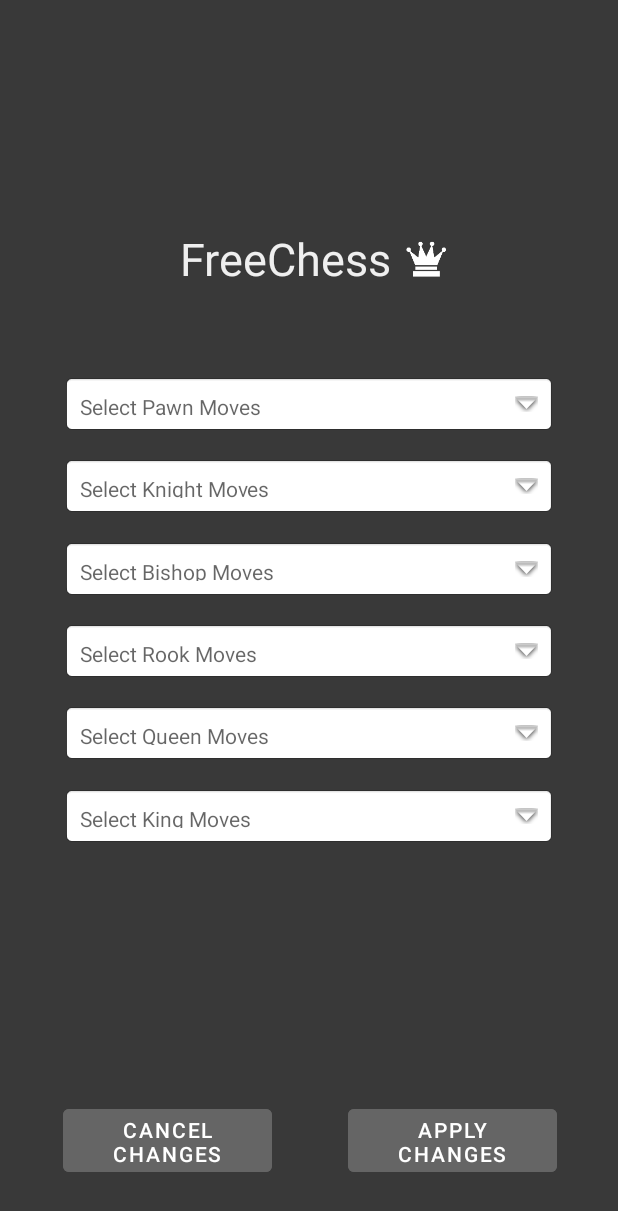
After one commit to scarlettp1619/Free-Chess, an Android app: the SettingsActivity screen opened directly, with no data from a screen before it, on a phone screen of 412 x 824 dp. The commit adds this screen. Shown: the top 1211 px of the screen. Run offline under Robolectric (Android 15) with nearby library versions, the phone set to English and light mode, and no system bars.

Commit message:
editable config file!
finally. this coursework is over.

```diff
--- a/app/src/main/AndroidManifest.xml
+++ b/app/src/main/AndroidManifest.xml
@@ -23,6 +23,9 @@
         android:theme="@style/Theme.Labs"
         tools:targetApi="33">
         <activity
+            android:name=".activity.SettingsActivity"
+            android:exported="false" />
+        <activity
             android:name=".activity.NewsActivity"
             android:exported="false" />
         <activity
--- a/app/src/main/java/com/scarwe/freechess/activity/ChessActivity.java
+++ b/app/src/main/java/com/scarwe/freechess/activity/ChessActivity.java
@@ -20,9 +20,6 @@ import com.scarwe.freechess.game.ChessPlayer;
 import com.scarwe.freechess.R;
 import com.scarwe.freechess.game.PieceType;
 import com.scarwe.freechess.game.Square;
-
-import java.io.BufferedReader;
-import java.io.InputStreamReader;
 import java.util.Collections;
 
 public class ChessActivity extends Activity implements ChessDelegate {
--- /dev/null
+++ b/app/src/main/java/com/scarwe/freechess/activity/SettingsActivity.java
@@ -0,0 +1,184 @@
+package com.scarwe.freechess.activity;
+
+import androidx.appcompat.app.AlertDialog;
+import androidx.appcompat.app.AppCompatActivity;
+
+import android.annotation.SuppressLint;
+import android.content.Context;
+import android.content.DialogInterface;
+import android.content.Intent;
+import android.content.pm.ActivityInfo;
+import android.graphics.Color;
+import android.os.Bundle;
+import android.util.Log;
+import android.view.View;
+import android.view.Window;
+import android.widget.Button;
+import android.widget.TextView;
+import android.widget.Toast;
+
+import com.scarwe.freechess.R;
+import com.scarwe.freechess.game.ChessPiece;
+
+import org.w3c.dom.Text;
+
+import java.io.BufferedReader;
+import java.io.Console;
+import java.io.File;
+import java.io.FileNotFoundException;
+import java.io.FileOutputStream;
+import java.io.FileWriter;
+import java.io.IOException;
+import java.io.InputStreamReader;
+import java.io.OutputStreamWriter;
+import java.nio.charset.StandardCharsets;
+import java.util.ArrayList;
+import java.util.Collections;
+import java.util.HashMap;
+import java.util.Map;
+
+public class SettingsActivity extends AppCompatActivity {
+
+    private final int bgColor = Color.parseColor("#393939");
+    private HashMap<TextView, ArrayList<Integer>> moveSets = new HashMap<>();
+
+    private StringBuilder pawnMoves = new StringBuilder();
+    private StringBuilder knightMoves = new StringBuilder();
+    private StringBuilder bishopMoves = new StringBuilder();
+    private StringBuilder rookMoves = new StringBuilder();
+    private StringBuilder queenMoves = new StringBuilder();
+    private StringBuilder kingMoves = new StringBuilder();
+
+    @SuppressLint("SourceLockedOrientationActivity")
+    @Override
+    protected void onCreate(Bundle savedInstanceState){
+        super.onCreate(savedInstanceState);
+        supportRequestWindowFeature(Window.FEATURE_NO_TITLE);
+        setContentView(R.layout.activity_settings);
+        setRequestedOrientation(ActivityInfo.SCREEN_ORIENTATION_PORTRAIT);
+        setActivityBgColor();
+
+        TextView[] dropDowns = new TextView[]{findViewById(R.id.pawn_box), findViewById(R.id.knight_box),
+                findViewById(R.id.bishop_box), findViewById(R.id.rook_box), findViewById(R.id.queen_box),
+                findViewById(R.id.king_box)};
+
+        String[] moves = {"Pawn", "Knight", "Bishop", "Rook", "King"};
+
+        for (TextView t : dropDowns) {
+            ArrayList<Integer> currentMoveSet = new ArrayList<>();
+            boolean[] currentSelectedMoves = new boolean[moves.length];
+            t.setOnClickListener(view -> {
+                AlertDialog.Builder builder = new AlertDialog.Builder(SettingsActivity.this);
+                builder.setTitle("Select moves");
+                builder.setCancelable(false);
+                builder.setMultiChoiceItems(moves, currentSelectedMoves, (dialog, which, isChecked) -> {
+                    if (isChecked) {
+                        currentMoveSet.add(which);
+                        Collections.sort(currentMoveSet);
+                    } else {
+                        currentMoveSet.remove(Integer.valueOf(which));
+                    }
+                });
+
+                builder.setPositiveButton("OK", (dialog, which) -> {
+                    StringBuilder stringBuilder = new StringBuilder();
+                    for (int j = 0; j < currentMoveSet.size(); j++)  {
+                        stringBuilder.append(moves[currentMoveSet.get(j)]);
+                        if (j != currentMoveSet.size() - 1) {
+                            stringBuilder.append(", ");
+                        }
+                    }
+                    if (t == findViewById(R.id.pawn_box)) {
+                        pawnMoves = stringBuilder;
+                        t.setText("Pawn: " + stringBuilder);
+                    } else if (t == findViewById(R.id.bishop_box)) {
+                        bishopMoves = stringBuilder;
+                        t.setText("Bishop: " + stringBuilder);
+                    } else if (t == findViewById(R.id.knight_box)) {
+                        knightMoves = stringBuilder;
+                        t.setText("Knight: " + stringBuilder);
+                    } else if (t == findViewById(R.id.rook_box)) {
+                        rookMoves = stringBuilder;
+                        t.setText("Rook: " + stringBuilder);
+                    } else if (t == findViewById(R.id.queen_box)) {
+                        queenMoves = stringBuilder;
+                        t.setText("Queen: " + stringBuilder);
+                    } else if (t == findViewById(R.id.king_box)) {
+                        kingMoves = stringBuilder;
+                        t.setText("King: " + stringBuilder);
+                    }
+                    moveSets.put(t, currentMoveSet);
+                });
+
+                builder.setNegativeButton("Cancel", (dialog, which) -> dialog.dismiss());
+
+                builder.setNeutralButton("Clear All", (dialog, which) -> {
+                    for (int j = 0; j < currentSelectedMoves.length; j++) {
+                        currentSelectedMoves[j] = false;
+                        currentMoveSet.clear();
+                    }
+                });
+
+                builder.show();
+            });
+        }
+
+        final Button applyButton = findViewById(R.id.apply_button);
+        final Button cancelButton = findViewById(R.id.cancel_button);
+
+        applyButton.setOnClickListener((v) -> {
+            int count = 0;
+            StringBuilder config = new StringBuilder();
+            config.append("{");
+            for (Map.Entry<TextView, ArrayList<Integer>> entry : moveSets.entrySet()) {
+                count += 1;
+            }
+            if (count < 6) {
+                AlertDialog.Builder alertDialogBuilder = new AlertDialog.Builder(this);
+                alertDialogBuilder.setMessage("One or more of your pieces have no moves. Please select moves to continue.");
+                alertDialogBuilder.setTitle("Error");
+                alertDialogBuilder.setNegativeButton("OK", (dialogInterface, i) -> Log.d("internet","Ok btn pressed"));
+                AlertDialog alertDialog = alertDialogBuilder.create();
+                alertDialog.show();
+                return;
+            }
+
+            config.append("\n    \"PawnMoves\": \"" + pawnMoves + "\",");
+            config.append("\n    \"KnightMoves\": \"" + knightMoves + "\",");
+            config.append("\n    \"BishopMoves\": \"" + bishopMoves + "\",");
+            config.append("\n    \"RookMoves\": \"" + rookMoves + "\",");
+            config.append("\n    \"QueenMoves\": \"" + queenMoves + "\",");
+            config.append("\n    \"KingMoves\": \"" + kingMoves + "\"\n");
+            config.append("}");
+
+            writeConfig(config.toString());
+
+            Context context = SettingsActivity.this;
+            Class<MainActivity> destinationActivity = MainActivity.class;
+            Intent intent = new Intent(context, destinationActivity);
+            startActivity(intent);
+            finish();
+        });
+        cancelButton.setOnClickListener((v) -> {
+            Context context = SettingsActivity.this;
+            Class<MainActivity> destinationActivity = MainActivity.class;
+            Intent intent = new Intent(context, destinationActivity);
+            finish();
+            startActivity(intent);
+        });
+    }
+
+    private void writeConfig(String data) {
+        try {
+            File path = getApplicationContext().getFilesDir();
+            FileOutputStream writer = new FileOutputStream(new File(path, "config.json"));
+            writer.write(data.getBytes());
+        } catch (Exception e) {
+            throw new RuntimeException(e);
+        }
+    }
+    private void setActivityBgColor() {
+        View view = this.getWindow().getDecorView();
+        view.setBackgroundColor(bgColor);
+    }
+}
--- /dev/null
+++ b/app/src/main/res/layout/activity_settings.xml
@@ -0,0 +1,181 @@
+<?xml version="1.0" encoding="utf-8"?>
+<androidx.constraintlayout.widget.ConstraintLayout xmlns:android="http://schemas.android.com/apk/res/android"
+    xmlns:app="http://schemas.android.com/apk/res-auto"
+    xmlns:tools="http://schemas.android.com/tools"
+    android:layout_width="match_parent"
+    android:layout_height="match_parent"
+    tools:context=".activity.SettingsActivity">
+
+    <Button
+        android:id="@+id/apply_button"
+        android:layout_width="139dp"
+        android:layout_height="54dp"
+        android:layout_centerHorizontal="true"
+        android:layout_centerVertical="true"
+        android:backgroundTint="#656565"
+        android:text="Apply Changes"
+        android:textColor="#FFFFFF"
+        app:layout_constraintBottom_toBottomOf="parent"
+        app:layout_constraintEnd_toEndOf="parent"
+        app:layout_constraintHorizontal_bias="0.852"
+        app:layout_constraintLeft_toLeftOf="parent"
+        app:layout_constraintRight_toRightOf="parent"
+        app:layout_constraintStart_toStartOf="parent"
+        app:layout_constraintTop_toTopOf="parent"
+        app:layout_constraintVertical_bias="0.952" />
+
+    <Button
+        android:id="@+id/cancel_button"
+        android:layout_width="139dp"
+        android:layout_height="54dp"
+        android:layout_centerHorizontal="true"
+        android:layout_centerVertical="true"
+        android:backgroundTint="#656565"
+        android:text="Cancel Changes"
+        android:textColor="#FFFFFF"
+        app:layout_constraintBottom_toBottomOf="parent"
+        app:layout_constraintEnd_toEndOf="parent"
+        app:layout_constraintHorizontal_bias="0.154"
+        app:layout_constraintLeft_toLeftOf="parent"
+        app:layout_constraintRight_toRightOf="parent"
+        app:layout_constraintStart_toStartOf="parent"
+        app:layout_constraintTop_toTopOf="parent"
+        app:layout_constraintVertical_bias="0.952" />
+
+    <ImageView
+        android:id="@+id/iconView2"
+        android:layout_width="38dp"
+        android:layout_height="38dp"
+        android:src="@mipmap/screen_icon"
+        app:layout_constraintBottom_toBottomOf="parent"
+        app:layout_constraintHorizontal_bias="0.71"
+        app:layout_constraintLeft_toLeftOf="parent"
+        app:layout_constraintRight_toRightOf="parent"
+        app:layout_constraintTop_toTopOf="parent"
+        app:layout_constraintVertical_bias="0.193" />
+
+    <TextView
+        android:id="@+id/textView2"
+        android:layout_width="145dp"
+        android:layout_height="38dp"
+        android:text="FreeChess"
+        android:textColor="#EFEFEF"
+        android:textSize="30sp"
+        app:layout_constraintBottom_toBottomOf="parent"
+        app:layout_constraintEnd_toEndOf="parent"
+        app:layout_constraintHorizontal_bias="0.451"
+        app:layout_constraintLeft_toLeftOf="parent"
+        app:layout_constraintRight_toRightOf="parent"
+        app:layout_constraintStart_toStartOf="parent"
+        app:layout_constraintTop_toTopOf="parent"
+        app:layout_constraintVertical_bias="0.193" />
+
+    <TextView
+        android:id="@+id/pawn_box"
+        android:layout_width="329dp"
+        android:layout_height="40dp"
+        android:layout_centerInParent="true"
+        android:background="@android:drawable/editbox_background"
+        android:drawableEnd="@android:drawable/arrow_down_float"
+        android:drawablePadding="16dp"
+        android:hint="Select Pawn Moves"
+        android:padding="12dp"
+        app:layout_constraintBottom_toBottomOf="parent"
+        app:layout_constraintEnd_toEndOf="parent"
+        app:layout_constraintLeft_toLeftOf="parent"
+        app:layout_constraintRight_toRightOf="parent"
+        app:layout_constraintStart_toStartOf="parent"
+        app:layout_constraintTop_toTopOf="parent"
+        app:layout_constraintVertical_bias="0.318" />
+
+    <TextView
+        android:id="@+id/king_box"
+        android:layout_width="329dp"
+        android:layout_height="40dp"
+        android:layout_centerInParent="true"
+        android:background="@android:drawable/editbox_background"
+        android:drawableEnd="@android:drawable/arrow_down_float"
+        android:drawablePadding="16dp"
+        android:hint="Select King Moves"
+        android:padding="12dp"
+        app:layout_constraintBottom_toBottomOf="parent"
+        app:layout_constraintEnd_toEndOf="parent"
+        app:layout_constraintLeft_toLeftOf="parent"
+        app:layout_constraintRight_toRightOf="parent"
+        app:layout_constraintStart_toStartOf="parent"
+        app:layout_constraintTop_toTopOf="parent"
+        app:layout_constraintVertical_bias="0.668" />
+
+    <TextView
+        android:id="@+id/rook_box"
+        android:layout_width="329dp"
+        android:layout_height="40dp"
+        android:layout_centerInParent="true"
+        android:background="@android:drawable/editbox_background"
+        android:drawableEnd="@android:drawable/arrow_down_float"
+        android:drawablePadding="16dp"
+        android:hint="Select Rook Moves"
+        android:padding="12dp"
+        app:layout_constraintBottom_toBottomOf="parent"
+        app:layout_constraintEnd_toEndOf="parent"
+        app:layout_constraintLeft_toLeftOf="parent"
+        app:layout_constraintRight_toRightOf="parent"
+        app:layout_constraintStart_toStartOf="parent"
+        app:layout_constraintTop_toTopOf="parent"
+        app:layout_constraintVertical_bias="0.528" />
+
+    <TextView
+        android:id="@+id/bishop_box"
+        android:layout_width="329dp"
+        android:layout_height="40dp"
+        android:layout_centerInParent="true"
+        android:background="@android:drawable/editbox_background"
+        android:drawableEnd="@android:drawable/arrow_down_float"
+        android:drawablePadding="16dp"
+        android:hint="Select Bishop Moves"
+        android:padding="12dp"
+        app:layout_constraintBottom_toBottomOf="parent"
+        app:layout_constraintEnd_toEndOf="parent"
+        app:layout_constraintLeft_toLeftOf="parent"
+        app:layout_constraintRight_toRightOf="parent"
+        app:layout_constraintStart_toStartOf="parent"
+        app:layout_constraintTop_toTopOf="parent"
+        app:layout_constraintVertical_bias="0.458" />
+
+    <TextView
+        android:id="@+id/knight_box"
+        android:layout_width="329dp"
+        android:layout_height="40dp"
+        android:layout_centerInParent="true"
+        android:background="@android:drawable/editbox_background"
+        android:drawableEnd="@android:drawable/arrow_down_float"
+        android:drawablePadding="16dp"
+        android:hint="Select Knight Moves"
+        android:padding="12dp"
+        app:layout_constraintBottom_toBottomOf="parent"
+        app:layout_constraintEnd_toEndOf="parent"
+        app:layout_constraintLeft_toLeftOf="parent"
+        app:layout_constraintRight_toRightOf="parent"
+        app:layout_constraintStart_toStartOf="parent"
+        app:layout_constraintTop_toTopOf="parent"
+        app:layout_constraintVertical_bias="0.388" />
+
+    <TextView
+        android:id="@+id/queen_box"
+        android:layout_width="329dp"
+        android:layout_height="40dp"
+        android:layout_centerInParent="true"
+        android:background="@android:drawable/editbox_background"
+        android:drawableEnd="@android:drawable/arrow_down_float"
+        android:drawablePadding="16dp"
+        android:hint="Select Queen Moves"
+        android:padding="12dp"
+        app:layout_constraintBottom_toBottomOf="parent"
+        app:layout_constraintEnd_toEndOf="parent"
+        app:layout_constraintLeft_toLeftOf="parent"
+        app:layout_constraintRight_toRightOf="parent"
+        app:layout_constraintStart_toStartOf="parent"
+        app:layout_constraintTop_toTopOf="parent"
+        app:layout_constraintVertical_bias="0.598" />
+
+</androidx.constraintlayout.widget.ConstraintLayout>
```
Also changed, not shown: app/src/main/assets/config.json (deleted, +0 -8 lines), app/src/main/java/com/scarwe/freechess/activity/EndScreenActivity.java (+9 -1 lines), app/src/main/java/com/scarwe/freechess/activity/MainActivity.java (+42 -7 lines), app/src/main/java/com/scarwe/freechess/game/BoardGame.java (+14 -9 lines).
